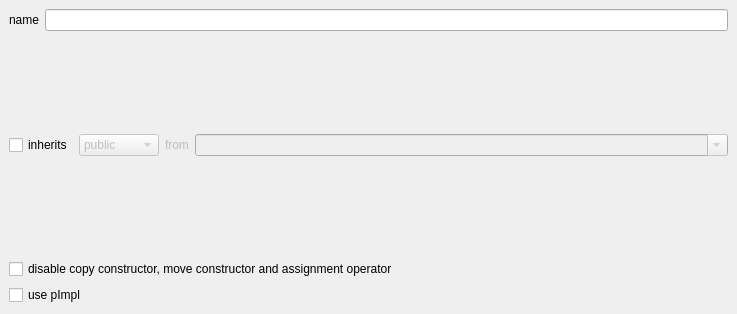
Before: the Qt Designer form CodeCreator/ClassGenerator.ui in Ulle84/UllesSourceCode, drawn with Qt 5.
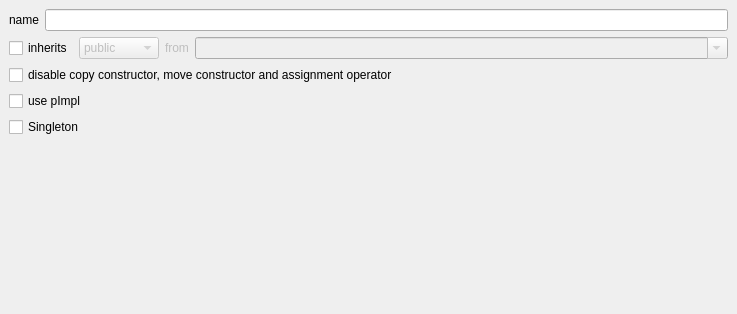
After: the same form once the commit is applied.

The edit to the form file:
```diff
--- a/CodeCreator/ClassGenerator.ui
+++ b/CodeCreator/ClassGenerator.ui
@@ -107,6 +107,26 @@
      </property>
     </widget>
    </item>
+   <item>
+    <widget class="QCheckBox" name="checkBoxSingleton">
+     <property name="text">
+      <string>Singleton</string>
+     </property>
+    </widget>
+   </item>
+   <item>
+    <spacer name="verticalSpacer">
+     <property name="orientation">
+      <enum>Qt::Vertical</enum>
+     </property>
+     <property name="sizeHint" stdset="0">
+      <size>
+       <width>20</width>
+       <height>40</height>
+      </size>
+     </property>
+    </spacer>
+   </item>
   </layout>
  </widget>
  <layoutdefault spacing="6" margin="11"/>
```
